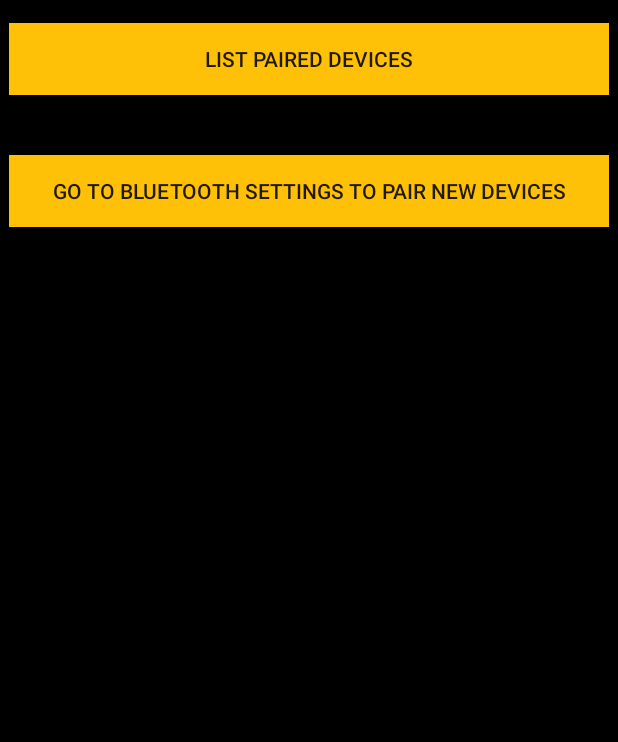
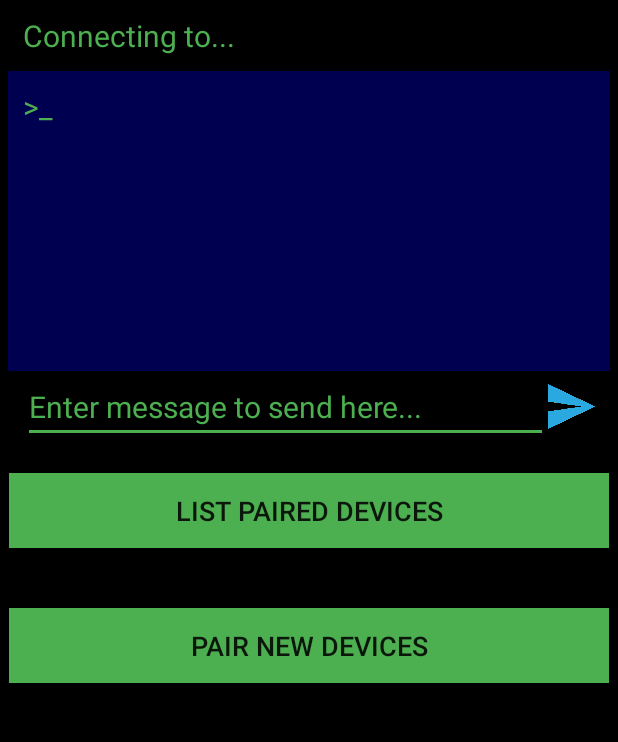
Before and after one commit to devKarthikRaj/Android-Reference-Code, an Android app: the screen it shows after launch (MainActivity), on a phone screen of 412 x 824 dp, the part 84-826 px from its top. Run offline under Robolectric (Android 15) with nearby library versions, the phone set to English and light mode, and no system bars.

Commit message:
Better looking UI and Bluetooth connection code half done

```diff
--- a/AllThingsBluetooth/app/src/main/java/com/raj/bt/MainActivity.java
+++ b/AllThingsBluetooth/app/src/main/java/com/raj/bt/MainActivity.java
@@ -11,16 +11,26 @@ import android.os.Bundle;
 import android.util.Log;
 import android.view.View;
 import android.widget.Button;
+import android.widget.EditText;
+import android.widget.ImageButton;
+import android.widget.TextView;
 import android.widget.Toast;
 
+import java.nio.charset.Charset;
 import java.util.ArrayList;
 import java.util.Set;
+import java.util.UUID;
 
 public class MainActivity extends AppCompatActivity implements PairedDevicesRVClickInterface{
     private static final String TAG = "MainActivity"; // For logging
 
     Button btnBtListPairedDevices;
     Button btnGoToBtSettings;
+    ImageButton btnSendMessage;
+
+    TextView tvMessageMonitor;
+
+    EditText etMessageToSend;
 
     RecyclerView mRecyclerView;
     LinearLayoutManager mLayoutManager;
@@ -29,6 +39,12 @@ public class MainActivity extends AppCompatActivity implements PairedDevicesRVCl
     ArrayList<BluetoothDevice> mBTDevicesInfo = new ArrayList<>();
     BluetoothDeviceListAdapter mBluetoothDeviceListAdapter;
 
+    BluetoothConnectionService mBluetoothConnectionService;
+
+    private static final UUID MY_UUID_INSECURE = UUID.fromString("8ce255c0-200a-11e0-ac64-0800200c9a66");
+
+    BluetoothDevice touchedDevice;
+
     @Override
     protected void onCreate(Bundle savedInstanceState) {
         super.onCreate(savedInstanceState);
@@ -36,6 +52,11 @@ public class MainActivity extends AppCompatActivity implements PairedDevicesRVCl
 
         btnBtListPairedDevices = (Button) findViewById(R.id.btn_list_paired_devices);
         btnGoToBtSettings = (Button) findViewById(R.id.btn_goto_bt_settings);
+        btnSendMessage = (ImageButton) findViewById(R.id.btn_send_message);
+
+        tvMessageMonitor = (TextView) findViewById(R.id.tv_message_monitor);
+
+        etMessageToSend = (EditText) findViewById(R.id.et_message_to_send);
 
         mRecyclerView = (RecyclerView) findViewById(R.id.rv_paired_bt_devices);
         mRecyclerView.setHasFixedSize(true);
@@ -52,6 +73,14 @@ public class MainActivity extends AppCompatActivity implements PairedDevicesRVCl
         mBTDevicesInfo = new ArrayList<>();
 
         enableBt(); // Enable Bluetooth "if its not already enabled"
+
+        btnSendMessage.setOnClickListener(new View.OnClickListener() {
+            public void onClick(View view) {
+                byte[] bytes = etMessageToSend.getText().toString().getBytes(Charset.defaultCharset());
+                mBluetoothConnectionService.write(bytes);
+                etMessageToSend.setText(null);
+            }
+        });
 
         btnBtListPairedDevices.setOnClickListener(new View.OnClickListener() {
             @Override
@@ -71,6 +100,13 @@ public class MainActivity extends AppCompatActivity implements PairedDevicesRVCl
             @Override
             public void onClick(View view) {
                 startActivityForResult(new Intent(android.provider.Settings.ACTION_BLUETOOTH_SETTINGS), 0);
+            }
+        });
+
+        etMessageToSend.setOnClickListener(new View.OnClickListener() {
+            @Override
+            public void onClick(View view) {
+                etMessageToSend.setText("");
             }
         });
     }
@@ -108,15 +144,33 @@ public class MainActivity extends AppCompatActivity implements PairedDevicesRVCl
         mRecyclerView.setAdapter(mBluetoothDeviceListAdapter);
     }
 
+    // Create method for starting connection
+    // ***Remember the connection will fail and app will crash if you haven't paired first
+    public void startConnection() {
+        Toast.makeText(getBaseContext(), "at the beginning of start connection", Toast.LENGTH_SHORT).show();
+        startBtConnection(touchedDevice, MY_UUID_INSECURE);
+    }
+
+    // Start the Bluetooth Connection Service method
+    public void startBtConnection(BluetoothDevice device, UUID uuid) {
+        mBluetoothConnectionService.startClient(device, uuid);
+    }
+
     @Override
     public void onItemClick(int position) {
-        BluetoothDevice touchedDevice = mBTDevicesInfo.get(position);
+        // Cancel discovery before trying to make the connection because discovery will slow down a connection
+        mBluetoothAdapter.cancelDiscovery();
+
+        touchedDevice = mBTDevicesInfo.get(position);
 
         String deviceName = touchedDevice.getName();
         String deviceAdddress = touchedDevice.getAddress();
 
-        boolean btBondState = touchedDevice.createBond();
-        Toast.makeText(getApplicationContext(), Boolean.toString(btBondState),Toast.LENGTH_SHORT).show();
+        //connect to bluetooth bond
+        mBTDevicesInfo.get(position).createBond();
+
+        mBluetoothConnectionService = new BluetoothConnectionService(MainActivity.this);
+        startConnection();
     }
 
     @Override
--- a/AllThingsBluetooth/app/src/main/res/layout/activity_main.xml
+++ b/AllThingsBluetooth/app/src/main/res/layout/activity_main.xml
@@ -1,5 +1,6 @@
 <?xml version="1.0" encoding="utf-8"?>
 <androidx.constraintlayout.widget.ConstraintLayout xmlns:android="http://schemas.android.com/apk/res/android"
+    xmlns:app="http://schemas.android.com/apk/res-auto"
     xmlns:tools="http://schemas.android.com/tools"
     android:layout_width="match_parent"
     android:layout_height="match_parent"
@@ -11,43 +12,80 @@
         android:layout_width="match_parent"
         android:layout_height="match_parent"
         android:orientation="vertical"
-        android:paddingTop="15dp">
+        android:paddingLeft="5dp"
+        android:paddingRight="5dp">
 
-        <Button
-                android:id="@+id/btn_list_paired_devices"
-                android:layout_width="400dp"
+        <TextView
+            android:id="@+id/bt_status_monitor"
+            android:layout_width="match_parent"
+            android:layout_height="wrap_content"
+            android:text="Connecting to..."
+            android:textColor="#4CAF50"
+            android:textSize="20sp"
+            android:padding="10dp"/>
+
+        <TextView
+            android:id="@+id/tv_message_monitor"
+            android:layout_width="match_parent"
+            android:text=">_"
+            android:layout_height="200dp"
+            android:textColor="#4CAF50"
+            android:textSize="20sp"
+            android:padding="10dp"
+            android:background="#000050"/>
+
+        <LinearLayout
+            android:layout_width="match_parent"
+            android:layout_height="wrap_content"
+            android:orientation="horizontal"
+            android:paddingRight="10dp"
+            android:paddingLeft="10dp" >
+
+            <EditText
+                android:id="@+id/et_message_to_send"
+                android:layout_width="350dp"
                 android:layout_height="wrap_content"
-                android:layout_gravity="center_horizontal"
-                android:background="#FFC107"
-                android:paddingLeft="10dp"
-                android:paddingTop="10dp"
-                android:paddingRight="10dp"
-                android:paddingBottom="10dp"
-                android:text="List Paired Devices" />
+                android:ems="10"
+                android:text="Enter message to send here..."
+                android:textColor="#4CAF50"
+                android:textSize="20sp"
+                android:backgroundTint="#4CAF50"/>
 
-        <Space
-            android:layout_width="match_parent"
-            android:layout_height="20dp" />
-
-        <androidx.recyclerview.widget.RecyclerView
-            android:id="@+id/rv_paired_bt_devices"
-            android:layout_width="match_parent"
-            android:layout_height="wrap_content" />
+            <ImageButton
+                android:id="@+id/btn_send_message"
+                android:layout_width="0dp"
+                android:layout_height="30dp"
+                android:layout_gravity="center_vertical"
+                android:layout_weight="1"
+                android:background="@drawable/send_button_icon" />
+        </LinearLayout>
 
         <Space
             android:layout_width="match_parent"
             android:layout_height="20dp" />
 
         <Button
+                android:id="@+id/btn_list_paired_devices"
+                android:layout_width="400dp"
+                android:layout_height="50dp"
+                android:layout_gravity="center_horizontal"
+                android:textSize="18sp"
+                android:background="#4CAF50"
+                android:text="List Paired Devices" />
+
+        <androidx.recyclerview.widget.RecyclerView
+            android:id="@+id/rv_paired_bt_devices"
+            android:layout_width="match_parent"
+            android:layout_height="wrap_content"
+            android:padding="20dp" />
+
+        <Button
             android:id="@+id/btn_goto_bt_settings"
             android:layout_width="400dp"
-            android:layout_height="wrap_content"
+            android:layout_height="50dp"
             android:layout_gravity="center_horizontal"
-            android:background="#FFC107"
-            android:paddingLeft="10dp"
-            android:paddingTop="10dp"
-            android:paddingRight="10dp"
-            android:paddingBottom="10dp"
-            android:text="Go to Bluetooth Settings to pair new devices" />
+            android:background="#4CAF50"
+            android:text="Pair New Devices"
+            android:textSize="18sp" />
     </LinearLayout>
 </androidx.constraintlayout.widget.ConstraintLayout>
```
Also changed, not shown: AllThingsBluetooth/app/src/main/java/com/raj/bt/BluetoothConnectionService.java (added, +318 -0 lines), AllThingsBluetooth/app/src/main/res/drawable/send_button_icon.png (added).
